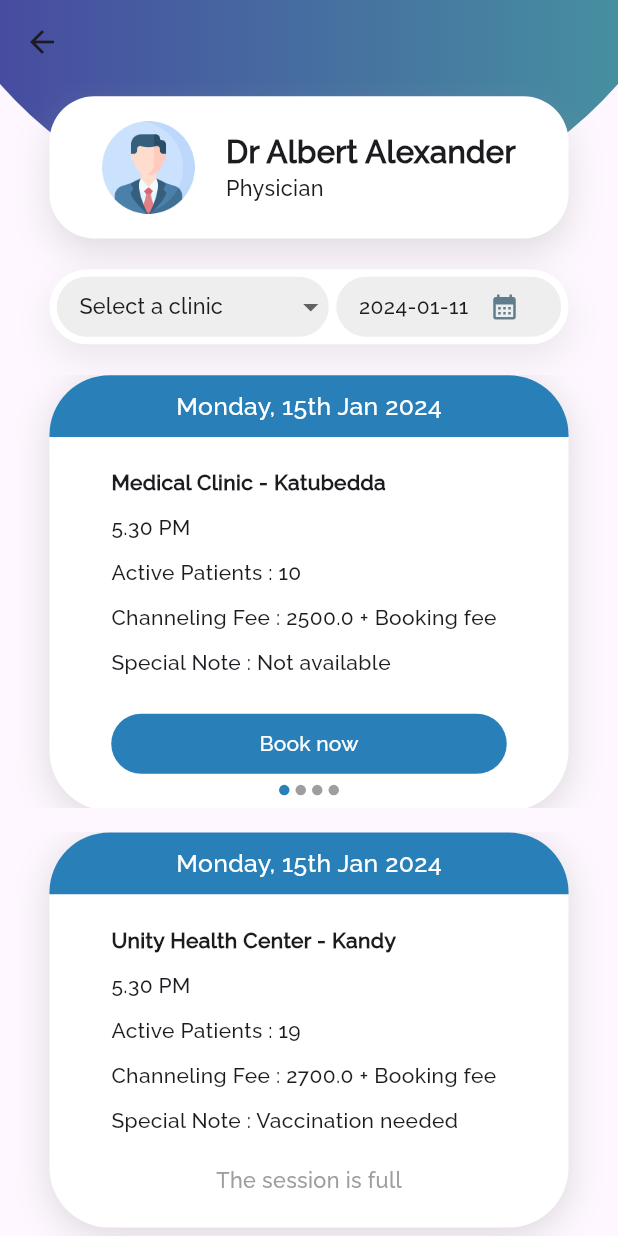
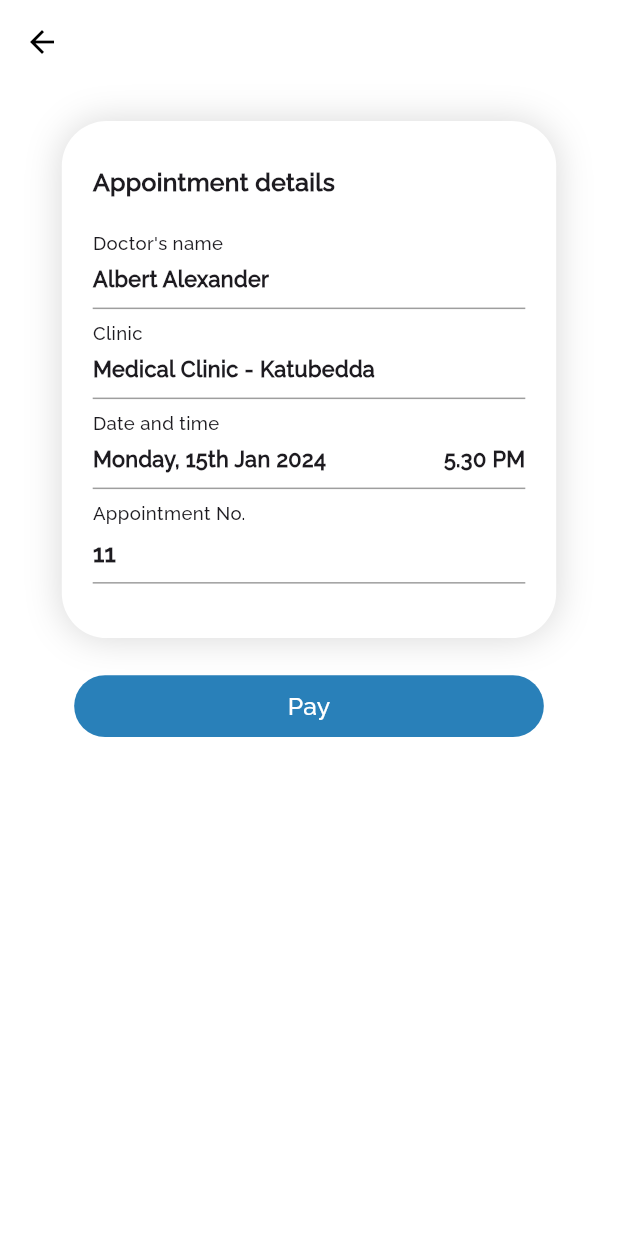
Before and after one commit to Supun-SD/MedInvent, a Flutter app: the DoctorAppointments screen opened directly with sample values from the repository, after a tap on "Book now", on a phone screen of 412 x 824 dp. Run offline on Flutter 3.47's test engine with Material 3 defaults, Android fonts, the phone set to English and light mode, and no system bars; our stand-ins replace google_maps_flutter, google_nav_bar, location, numberpicker, step_progress_indicator.

Commit message:
appointment booking screen

```diff
--- /dev/null
+++ b/lib/features/Search/appointmentConfirmation.dart
@@ -0,0 +1,141 @@
+import 'package:MedInvent/features/Search/models/appointment.dart';
+import 'package:flutter/material.dart';
+
+class AppointmentConfirmation extends StatelessWidget {
+  const AppointmentConfirmation(
+      {required this.appointment, required this.doctor, super.key});
+  final Appointment appointment;
+  final String doctor;
+
+  @override
+  Widget build(BuildContext context) {
+    final double screenWidth = MediaQuery.of(context).size.width;
+    final double screenHeight = MediaQuery.of(context).size.height;
+
+    return Scaffold(
+        backgroundColor: Colors.white,
+        appBar: AppBar(
+          backgroundColor: Colors.white,
+          elevation: 0,
+          iconTheme: const IconThemeData(color: Colors.black),
+        ),
+        body: SingleChildScrollView(
+          child: Column(
+            children: [
+              Container(
+                decoration: BoxDecoration(
+                  color: Colors.white,
+                  borderRadius: BorderRadius.circular(30),
+                  boxShadow: [
+                    BoxShadow(
+                      color: Colors.grey.withOpacity(0.4),
+                      blurRadius: 20,
+                    ),
+                  ],
+                ),
+                padding: EdgeInsets.symmetric(
+                    horizontal: screenWidth * 0.05,
+                    vertical: screenHeight * 0.035),
+                margin: EdgeInsets.symmetric(
+                    horizontal: screenHeight * 0.05,
+                    vertical: screenHeight * 0.03),
+                width: double.infinity,
+                child: Column(
+                  crossAxisAlignment: CrossAxisAlignment.start,
+                  children: [
+                    Text(
+                      "Appointment details",
+                      style: TextStyle(
+                          fontSize: screenWidth * 0.04,
+                          fontWeight: FontWeight.bold),
+                    ),
+                    const SizedBox(
+                      height: 20,
+                    ),
+                    Text("Doctor's name",
+                        style: TextStyle(fontSize: screenWidth * 0.03)),
+                    const SizedBox(
+                      height: 5,
+                    ),
+                    Text(
+                      doctor,
+                      style: TextStyle(
+                          fontWeight: FontWeight.bold,
+                          fontSize: screenWidth * 0.035),
+                    ),
+                    const Divider(
+                      color: Colors.grey,
+                    ),
+                    Text("Clinic",
+                        style: TextStyle(fontSize: screenWidth * 0.03)),
+                    const SizedBox(
+                      height: 5,
+                    ),
+                    Text(appointment.clinic,
+                        style: TextStyle(
+                            fontWeight: FontWeight.bold,
+                            fontSize: screenWidth * 0.035)),
+                    const Divider(
+                      color: Colors.grey,
+                    ),
+                    Text("Date and time",
+                        style: TextStyle(fontSize: screenWidth * 0.03)),
+                    const SizedBox(
+                      height: 5,
+                    ),
+                    Row(
+                      children: [
+                        Text(appointment.date,
+                            style: TextStyle(
+                                fontWeight: FontWeight.bold,
+                                fontSize: screenWidth * 0.035)),
+                        const Spacer(),
+                        Text(appointment.time,
+                            style: TextStyle(
+                                fontWeight: FontWeight.bold,
+                                fontSize: screenWidth * 0.035)),
+                      ],
+                    ),
+                    const Divider(
+                      color: Colors.grey,
+                    ),
+                    Text("Appointment No.",
+                        style: TextStyle(fontSize: screenWidth * 0.03)),
+                    const SizedBox(
+                      height: 5,
+                    ),
+                    Text((appointment.activePatients + 1).toString(),
+                        style: TextStyle(
+                            fontWeight: FontWeight.bold,
+                            fontSize: screenWidth * 0.04)),
+                    const Divider(
+                      color: Colors.grey,
+                    ),
+                  ],
+                ),
+              ),
+              Container(
+                margin: EdgeInsets.symmetric(horizontal: screenWidth * 0.12),
+                width: double.infinity,
+                height: screenHeight * 0.05,
+                child: TextButton(
+                  onPressed: () {},
+                  style: TextButton.styleFrom(
+                    backgroundColor: const Color(0xFF2980B9),
+                    shape: RoundedRectangleBorder(
+                      borderRadius: BorderRadius.circular(30.0),
+                    ),
+                  ),
+                  child: Text(
+                    "Pay",
+                    style: TextStyle(
+                        fontSize: screenWidth * 0.04,
+                        color: Colors.white),
+                  ),
+                ),
+              ),
+            ],
+          ),
+        ));
+  }
+}
--- a/lib/features/Search/doctorAppointments.dart
+++ b/lib/features/Search/doctorAppointments.dart
@@ -1,3 +1,4 @@
+import 'package:MedInvent/features/Search/appointmentConfirmation.dart';
 import 'package:MedInvent/features/Search/doctorProfile.dart';
 import 'package:MedInvent/features/Search/models/appointment.dart';
 import 'package:MedInvent/features/Search/models/doctor.dart';
@@ -239,11 +240,16 @@ class _DoctorAppointmentsState extends State<DoctorAppointments> {
                 SizedBox(height: screenHeight * 0.025),
                 AppointmentPageView(
                   appointments: appointments1,
+                  doctor: widget.doctor.name,
                 ),
                 AppointmentPageView(
                   appointments: appointments2,
+                  doctor: widget.doctor.name,
                 ),
-                AppointmentPageView(appointments: appointments3)
+                AppointmentPageView(
+                  appointments: appointments3,
+                  doctor: widget.doctor.name,
+                ),
               ],
             ),
           ],
@@ -254,9 +260,11 @@ class _DoctorAppointmentsState extends State<DoctorAppointments> {
 }
 
 class AppointmentTemplate extends StatelessWidget {
-  const AppointmentTemplate({required this.appointment, super.key});
+  const AppointmentTemplate(
+      {required this.appointment, required this.doctor, super.key});
 
   final Appointment appointment;
+  final String doctor;
 
   @override
   Widget build(BuildContext context) {
@@ -342,11 +350,26 @@ class AppointmentTemplate extends StatelessWidget {
                     Center(
                         child: appointment.maximumPatients ==
                                 appointment.activePatients
-                            ? Text("The session is full", style: TextStyle(fontSize: screenWidth * 0.035, color: Colors.grey),)
+                            ? Text(
+                                "The session is full",
+                                style: TextStyle(
+                                    fontSize: screenWidth * 0.035,
+                                    color: Colors.grey),
+                              )
                             : SizedBox(
                                 width: double.infinity,
                                 child: TextButton(
-                                  onPressed: () {},
+                                  onPressed: () {
+                                    Navigator.push(
+                                      context,
+                                      MaterialPageRoute(
+                                          builder: (context) =>
+                                              AppointmentConfirmation(
+                                                appointment: appointment,
+                                                doctor: doctor,
+                                              )),
+                                    );
+                                  },
                                   style: TextButton.styleFrom(
                                     backgroundColor: const Color(0xFF2980B9),
                                     shape: RoundedRectangleBorder(
@@ -374,9 +397,11 @@ class AppointmentTemplate extends StatelessWidget {
 }
 
 class AppointmentPageView extends StatefulWidget {
-  const AppointmentPageView({required this.appointments, super.key});
+  const AppointmentPageView(
+      {required this.appointments, required this.doctor, super.key});
 
   final List<Appointment> appointments;
+  final String doctor;
 
   @override
   State<AppointmentPageView> createState() => _AppointmentPageViewState();
@@ -413,6 +438,7 @@ class _AppointmentPageViewState extends State<AppointmentPageView> {
               return AppointmentTemplate(
                 key: UniqueKey(),
                 appointment: widget.appointments[index],
+                doctor: widget.doctor,
               );
             },
           ),
```
